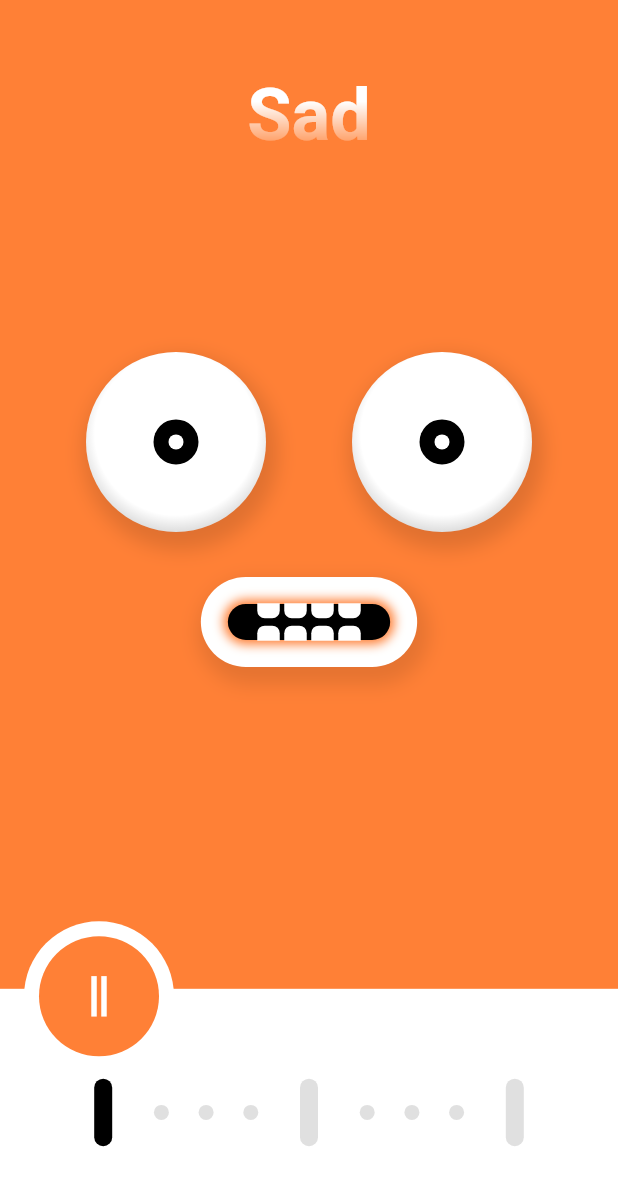
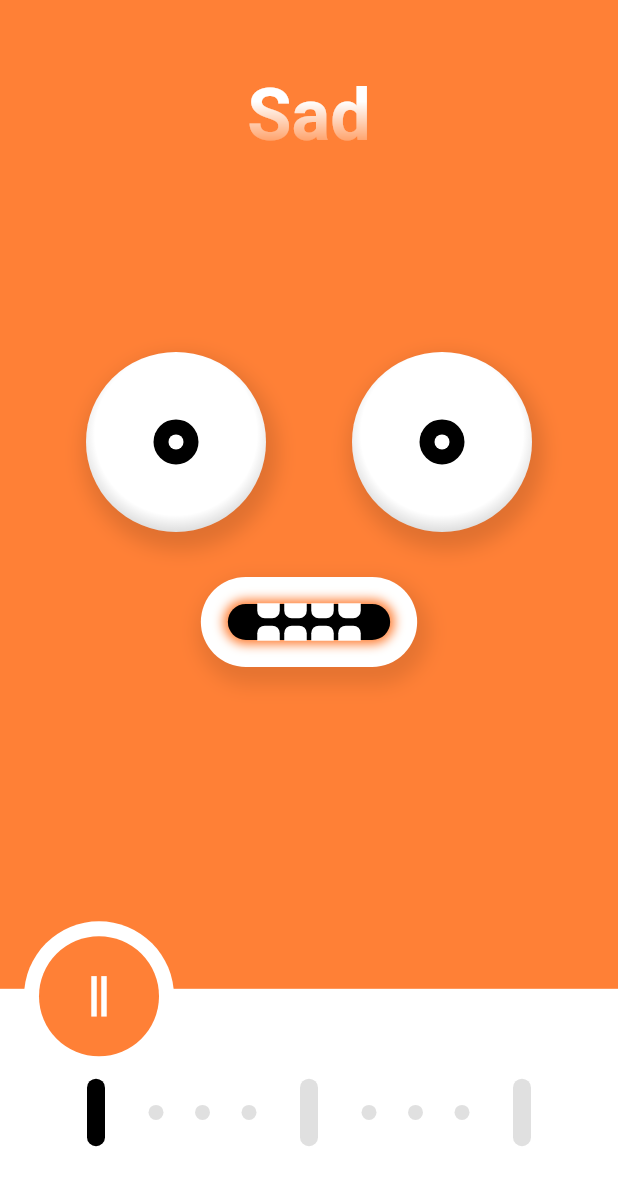
Before and after one commit to stevenosse/challenges, a Flutter app: the screen it shows after launch, on a phone screen of 412 x 824 dp. Shown: the top 1186 px of the screen. Run offline on Flutter 3.47's test engine with Material 2 defaults, Android fonts, the light colour scheme and no system bars; drawn by our look-alikes of animate_do.

Commit message:
Add docs

```diff
--- a/simple_rating/lib/src/ui/home_screen.dart
+++ b/simple_rating/lib/src/ui/home_screen.dart
@@ -198,9 +198,9 @@ class _HomeScreenState extends State<HomeScreen> with TickerProviderStateMixin {
                           color: Colors.white,
                         ),
                         child: Padding(
-                          padding: const EdgeInsets.symmetric(horizontal: 35.0),
+                          padding: const EdgeInsets.symmetric(horizontal: 50.0),
                           child: Row(
-                            mainAxisAlignment: MainAxisAlignment.spaceEvenly,
+                            mainAxisAlignment: MainAxisAlignment.spaceBetween,
                             children: [
                               Bar(
                                 color: _emotion == Emotion.sad ? Colors.black : Colors.grey[300],
```
Also changed, not shown: simple_rating/z_resources/original.gif (added), 2 other files.
